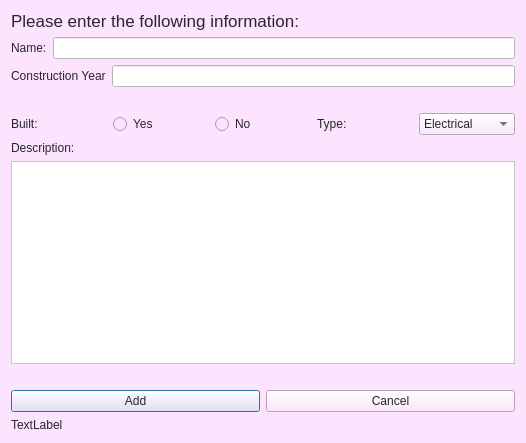
The window that add_computers.ui (HKH515/VLN56) describes before a commit, drawn with Qt 5.
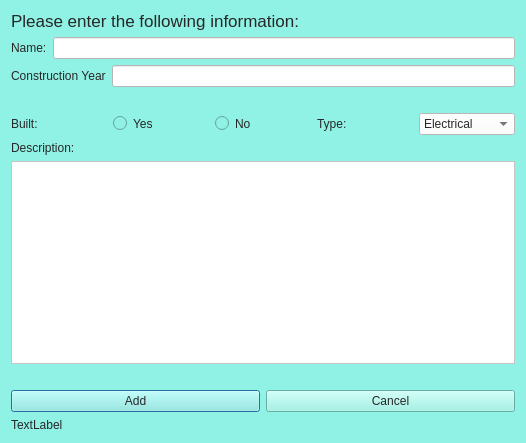
The same window after the commit. Icons and pictures are not drawn.

```diff
--- a/add_computers.ui
+++ b/add_computers.ui
@@ -18,7 +18,7 @@
     <normaloff>:/icons/images/computer-add.png</normaloff>:/icons/images/computer-add.png</iconset>
   </property>
   <property name="styleSheet">
-   <string notr="true">background-color: #FCE3FE;
+   <string notr="true">background-color: #90F2E4;
 color: #272728;</string>
   </property>
   <layout class="QVBoxLayout" name="verticalLayout">
@@ -92,6 +92,11 @@
      </item>
      <item>
       <widget class="QRadioButton" name="radioButton_yes">
+       <property name="styleSheet">
+        <string notr="true">QRadioButton::indicator::checked{ border: 2px solid darkgray; border-radius: 6px; background-color:#D562FB ; width: 10px; height: 10px; margin-left:10px;}
+
+</string>
+       </property>
        <property name="text">
         <string>Yes</string>
        </property>
@@ -99,6 +104,10 @@
      </item>
      <item>
       <widget class="QRadioButton" name="radioButton_no">
+       <property name="styleSheet">
+        <string notr="true">QRadioButton::indicator::checked{ border: 2px solid darkgray; border-radius: 6px; background-color:#D562FB ; width: 10px; height: 10px; margin-left:10px;}
+</string>
+       </property>
        <property name="text">
         <string>No</string>
        </property>
@@ -113,6 +122,10 @@
      </item>
      <item>
       <widget class="QComboBox" name="type_dropdown">
+       <property name="styleSheet">
+        <string notr="true">background-color:#ffffff;
+selection-background-color:#D562FB;</string>
+       </property>
        <item>
         <property name="text">
          <string>Electrical</string>
```
